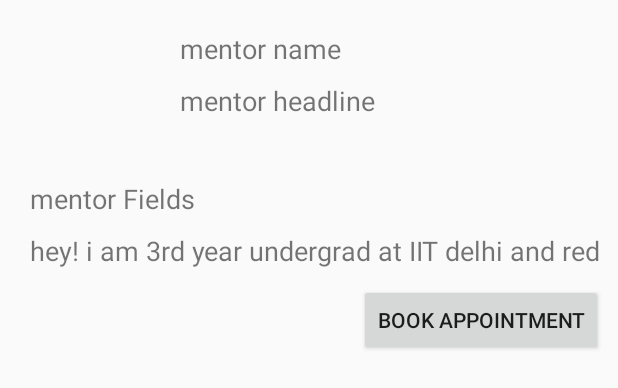
After one commit to ankitsingh4264/CarrerGuide, an Android app: the layout mentor_item.xml on its own in the app's theme, with its tools: preview values and no code run, on a phone screen of 412 x 824 dp. The commit adds this screen. Shown: the top 388 px of the screen. Run offline under Robolectric (Android 15) with nearby library versions, the phone set to English and light mode, and no system bars.

```diff
--- a/app/src/main/java/com/example/careerguide/Home/FindMentorVIewModel.kt
+++ b/app/src/main/java/com/example/careerguide/Home/FindMentorVIewModel.kt
@@ -3,13 +3,19 @@ package com.example.careerguide.Home
 import androidx.lifecycle.MutableLiveData
 import androidx.lifecycle.ViewModel
 import com.example.careerguide.FirebaseDataRepository
+import com.example.careerguide.beans.Users
 
 class FindMentorVIewModel: ViewModel() {
     private  val FirebaseDatabase= FirebaseDataRepository()
 
 
     var mCategorydata:MutableLiveData<ArrayList<String>> = MutableLiveData()
+    var mMentors:MutableLiveData<ArrayList<Users>> = MutableLiveData()
+
     fun getCategory(){
         mCategorydata=FirebaseDatabase.getCategory()
     }
+    fun getMentor(field: String){
+        mMentors=FirebaseDatabase.getMentor(field)
+    }
 }
--- a/app/src/main/java/com/example/careerguide/beans/Users.kt
+++ b/app/src/main/java/com/example/careerguide/beans/Users.kt
@@ -5,6 +5,8 @@ data class Users (
         val phone : String? = null,
         val verified: Boolean =false,
         val imagepath:String? = null,
-        val headline:String?=null
+        val headline:String?=null,
+        val asMentor:Boolean?=null,
+        val fieldsMentoring:String?=null
 
 )
--- /dev/null
+++ b/app/src/main/res/layout/mentor_item.xml
@@ -0,0 +1,67 @@
+<?xml version="1.0" encoding="utf-8"?>
+<RelativeLayout
+    xmlns:android="http://schemas.android.com/apk/res/android"
+    android:layout_width="match_parent"
+    android:layout_height="wrap_content">
+    <ImageView
+        android:layout_margin="20dp"
+        android:layout_width="80dp"
+        android:layout_height="80dp"
+        android:id="@+id/img_profile_mentor"
+        ></ImageView>
+    <TextView
+        android:layout_width="wrap_content"
+        android:layout_height="wrap_content"
+        android:id="@+id/edt_mentor_name"
+        android:layout_toRightOf="@+id/img_profile_mentor"
+        android:layout_marginTop="20dp"
+        android:text="mentor name"
+        android:textSize="18sp"
+        ></TextView>
+    <TextView
+        android:layout_width="wrap_content"
+        android:layout_height="wrap_content"
+        android:id="@+id/edt_mentor_headline"
+        android:layout_toRightOf="@+id/img_profile_mentor"
+        android:layout_below="@+id/edt_mentor_name"
+        android:layout_marginTop="10dp"
+        android:text="mentor headline"
+        android:maxLines="2"
+        android:textSize="18sp"
+        ></TextView>
+    <TextView
+        android:layout_width="wrap_content"
+        android:layout_height="wrap_content"
+        android:id="@+id/edt_mentor_fields"
+        android:layout_below="@+id/img_profile_mentor"
+        android:layout_marginLeft="20dp"
+        android:text="mentor Fields"
+        android:maxLines="1"
+        android:textSize="18sp"
+        ></TextView>
+    <TextView
+        android:layout_width="wrap_content"
+        android:layout_height="wrap_content"
+        android:id="@+id/edt_mentor_about"
+        android:layout_below="@+id/edt_mentor_fields"
+        android:layout_marginLeft="20dp"
+        android:layout_marginTop="10dp"
+        android:text="hey! i am 3rd year undergrad at IIT delhi and red coder at codeforces"
+        android:maxLines="1"
+        android:textSize="18sp"
+        ></TextView>
+
+    <Button
+        android:layout_width="wrap_content"
+        android:layout_height="wrap_content"
+        android:text="Book Appointment"
+        android:layout_alignParentEnd="true"
+        android:layout_marginTop="10dp"
+        android:layout_marginRight="10dp"
+        android:layout_below="@id/edt_mentor_about"
+        ></Button>
+
+
+
+
+</RelativeLayout>
```
Also changed, not shown: app/src/main/java/com/example/careerguide/FirebaseDataRepository.kt (+19 -0 lines), app/src/main/java/com/example/careerguide/Home/FindMentorFragment.kt (+44 -1 lines), app/src/main/java/com/example/careerguide/Home/MentorsRV.kt (added, +51 -0 lines), app/src/main/res/layout/fragment_find_mentor.xml (+8 -10 lines).
